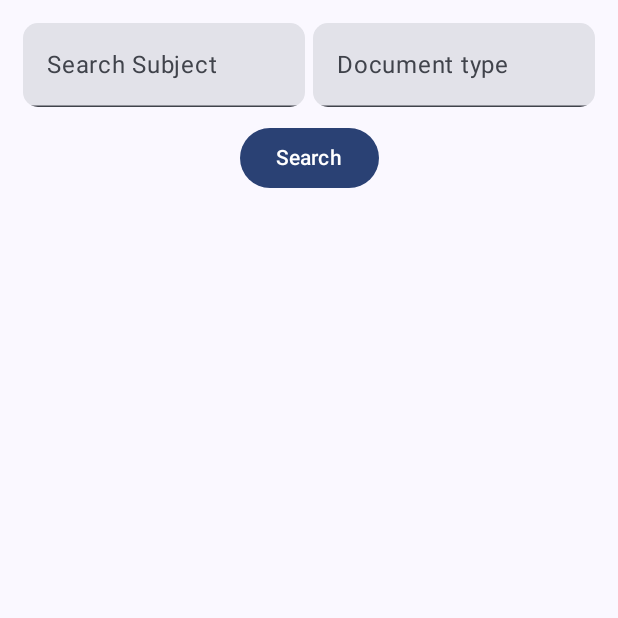
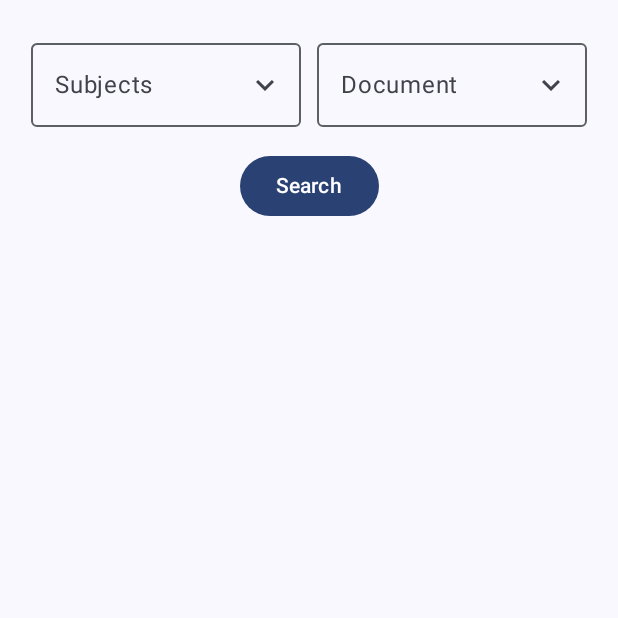
Before and after one commit to swoyam2609/IIIT-EVERYTHING-Website-APP-API, an Android app built with Jetpack Compose: the screen it shows after launch (MainActivity), after a tap on "Search", on a phone screen of 412 x 824 dp, the top half of it. Run offline under Robolectric (Android 15) with nearby library versions, the phone set to English and light mode, and no system bars; network calls fail; 1 statement that could not run was skipped.

Commit message:
Added DropDownMenu

```diff
--- a/IIIT_MainApp/app/src/main/java/com/example/iiittrial/data/models/DownloadedFile.kt
+++ b/IIIT_MainApp/app/src/main/java/com/example/iiittrial/data/models/DownloadedFile.kt
@@ -2,7 +2,7 @@ package com.example.iiittrial.data.models
 
 import okhttp3.ResponseBody
 
-data class DownloadedFile(
+data class DownloadedFile (
     val responseBody: ResponseBody,
     val fileName: String
 )
--- a/IIIT_MainApp/app/src/main/java/com/example/iiittrial/presentation/MainViewModel.kt
+++ b/IIIT_MainApp/app/src/main/java/com/example/iiittrial/presentation/MainViewModel.kt
@@ -27,17 +27,19 @@ class MainViewModel(private val repository: FileRepo): ViewModel(){
     //Values for the API
     var downloadfileValue : MutableLiveData<Response<ResponseBody>> = MutableLiveData()
     var findFilesValue : MutableLiveData<Response<List<FileItem>>> = MutableLiveData()
+
     private val _downloadedFile = mutableStateOf<DownloadedFile?>(null)
+    val downloadedFile: DownloadedFile? get() = _downloadedFile.value
 
-    val downloadedFile: DownloadedFile? get() = _downloadedFile.value
+    fun setDownloadedFile(responseBody: ResponseBody, fileName: String) {
+        _downloadedFile.value = DownloadedFile(responseBody, fileName)
+    }
 
     fun clearDownloadedFile() {
         _downloadedFile.value = null
     }
 
-    fun setDownloadedFile(responseBody: ResponseBody, fileName: String) {
-        _downloadedFile.value = DownloadedFile(responseBody, fileName)
-    }
+
 
     //Functions for the UI
     fun findFiles(sub: String, docType: String){
@@ -52,6 +54,9 @@ class MainViewModel(private val repository: FileRepo): ViewModel(){
 
     fun downloadFile(fileId: String){
         viewModelScope.launch {
+            if(downloadfileValue.value != null){
+                downloadfileValue.value = null
+            }
             val downloadFile = repository.downloadFile(fileId)
             downloadfileValue.value = downloadFile
         }
--- a/IIIT_MainApp/app/src/main/java/com/example/iiittrial/ui/MainFile.kt
+++ b/IIIT_MainApp/app/src/main/java/com/example/iiittrial/ui/MainFile.kt
@@ -17,27 +17,35 @@ import androidx.compose.foundation.layout.padding
 import androidx.compose.foundation.layout.width
 import androidx.compose.foundation.lazy.LazyColumn
 import androidx.compose.foundation.lazy.items
-import androidx.compose.foundation.shape.RoundedCornerShape
+import androidx.compose.material.icons.Icons
+import androidx.compose.material.icons.filled.KeyboardArrowDown
+import androidx.compose.material.icons.filled.KeyboardArrowUp
 import androidx.compose.material3.Button
 import androidx.compose.material3.Card
 import androidx.compose.material3.CardDefaults
+import androidx.compose.material3.DropdownMenu
+import androidx.compose.material3.DropdownMenuItem
 import androidx.compose.material3.ExperimentalMaterial3Api
 import androidx.compose.material3.Icon
+import androidx.compose.material3.OutlinedTextField
 import androidx.compose.material3.Text
-import androidx.compose.material3.TextField
 import androidx.compose.runtime.Composable
 import androidx.compose.runtime.LaunchedEffect
 import androidx.compose.runtime.getValue
 import androidx.compose.runtime.mutableStateOf
 import androidx.compose.runtime.remember
+import androidx.compose.runtime.rememberCoroutineScope
 import androidx.compose.runtime.setValue
 import androidx.compose.ui.Alignment
 import androidx.compose.ui.Modifier
-import androidx.compose.ui.draw.clip
+import androidx.compose.ui.geometry.Size
+import androidx.compose.ui.layout.onGloballyPositioned
+import androidx.compose.ui.platform.LocalDensity
 import androidx.compose.ui.platform.LocalLifecycleOwner
 import androidx.compose.ui.res.painterResource
 import androidx.compose.ui.text.style.TextOverflow
 import androidx.compose.ui.unit.dp
+import androidx.compose.ui.unit.toSize
 import androidx.lifecycle.Observer
 import androidx.lifecycle.ViewModel
 import androidx.lifecycle.ViewModelProvider
@@ -48,6 +56,7 @@ import com.example.iiittrial.presentation.MainViewModel
 import com.example.iiittrial.R
 import com.example.iiittrial.data.models.DownloadedFile
 import com.example.iiittrial.data.models.FileItem
+import kotlinx.coroutines.launch
 import okhttp3.ResponseBody
 import okio.IOException
 import java.io.File
@@ -66,16 +75,21 @@ fun MainFile(application: MainActivity){
 
     val appContext: Context = application.applicationContext
 
-    var query by remember { mutableStateOf("") } // query for searching with Subject
-    var docType by remember { mutableStateOf("") }// query for searching with Document type Ex: Notes, Question Paper, etc
+    val scope = rememberCoroutineScope()
+
     val searching = remember { mutableStateOf(false) }// to check if searching is going on or not
+
+    var expanded_sub by remember { mutableStateOf(false) }
+    var expanded_doc by remember { mutableStateOf(false) }
+
+    var selectedSubject by remember { mutableStateOf("") }
+    val subjectList = listOf("BET","CD","DSA Lab","Data Structures","Engineering Chemistry","GRAPH THEORY","Maths 1","Maths-2","OS","PHYSICS","ROBOTICS","WSM","Workshop")
+
+    var selectedDocType by remember { mutableStateOf("") }
+    val docTypeList = listOf("NOTES", "PAPER", "BOOK")
+
     val downloadedFile = viewModel.downloadedFile // Store the downloaded file in the ViewModel
 
-    var selectedSubject by remember { mutableStateOf("") }
-    val subjects = listOf("Subject 1", "Subject 2", "Subject 3", /* Add more subjects */)
-
-    var selectedDocType by remember { mutableStateOf("") }
-    val docTypes = listOf("Notes", "Paper", "Book")
 
     // Register observer for downloadedFile in a LaunchedEffect block
     LaunchedEffect(downloadedFile) {
@@ -88,6 +102,7 @@ fun MainFile(application: MainActivity){
         }
     }
 
+
     Column(modifier = Modifier
         .fillMaxSize()
         .padding(10.dp)) {
@@ -98,27 +113,91 @@ fun MainFile(application: MainActivity){
 
             Row(horizontalArrangement = Arrangement.SpaceEvenly) {
 
-                // Search bar for searching with Subject
-                TextField(
-                    value = query,
-                    onValueChange = { query = it },
-                    label = { Text("Search Subject") },
+                var textfieldSize by remember {
+                    mutableStateOf(Size.Zero)
+                }
+
+                val icon_sub = if (expanded_sub)
+                    Icons.Filled.KeyboardArrowUp
+                else
+                    Icons.Filled.KeyboardArrowDown
+
+                Column(
+                    Modifier
+                        .padding(5.dp)
+                        .weight(1f)) {
+                    OutlinedTextField(
+                        value = selectedSubject,
+                        onValueChange = { selectedSubject = it },
                         modifier = Modifier
-                        .weight(1f)
-                        .clip(shape = RoundedCornerShape(10.dp))
+                            .fillMaxWidth()
+                            .onGloballyPositioned { coordinates ->
+                                //This value is used to assign to the DropDown the same width
+                                textfieldSize = coordinates.size.toSize()
+                            },
+                        label = {Text("Subjects")},
+                        trailingIcon = {
+                            Icon(icon_sub,"contentDescription",
+                                Modifier.clickable { expanded_sub = !expanded_sub })
+                        }
                     )
 
-                Spacer(modifier = Modifier.width(5.dp))
+                    DropdownMenu(
+                        expanded = expanded_sub,
+                        onDismissRequest = { expanded_sub = false },
+                        modifier = Modifier.width(with(LocalDensity.current){textfieldSize.width.toDp()})
+                    ) {
+                        subjectList.forEach { label ->
+                            DropdownMenuItem(onClick =
+                            { selectedSubject = label
+                                expanded_sub = false
+                            }, text = { Text(text = label) })
+                        }
+                    }
+                }
 
-                // Search bar for searching with Document type Ex: Notes, Question Paper, etc
-                TextField(
-                    value = docType,
-                    onValueChange = { docType = it },
-                    label = { Text("Document type") },
+                Log.d("MainFile",selectedSubject)
+
+                val icon_doc = if (expanded_doc)
+                    Icons.Filled.KeyboardArrowUp
+                else
+                    Icons.Filled.KeyboardArrowDown
+
+
+                Column(
+                    Modifier
+                        .padding(5.dp)
+                        .weight(1f)) {
+                    OutlinedTextField(
+                        value = selectedDocType,
+                        onValueChange = { selectedDocType = it },
                         modifier = Modifier
-                        .weight(1f)
-                        .clip(shape = RoundedCornerShape(10.dp))
+                            .fillMaxWidth()
+                            .onGloballyPositioned { coordinates ->
+                                //This value is used to assign to the DropDown the same width
+                                textfieldSize = coordinates.size.toSize()
+                            },
+                        label = {Text("Document")},
+                        trailingIcon = {
+                            Icon(icon_doc,"contentDescription",
+                                Modifier.clickable { expanded_doc = !expanded_doc })
+                        }
                     )
+                    DropdownMenu(
+                        expanded = expanded_doc,
+                        onDismissRequest = { expanded_doc = false },
+                        modifier = Modifier.width(with(LocalDensity.current){textfieldSize.width.toDp()})
+                    ) {
+                        docTypeList.forEach { label ->
+                            DropdownMenuItem(onClick =
+                            { selectedDocType = label
+                                expanded_doc = false
+                            }, text = { Text(text = label) })
+                        }
+                    }
+                }
+                Log.d("MainFile",selectedDocType)
+
             }
 
             Spacer(modifier =Modifier.height(10.dp))
@@ -126,10 +205,24 @@ fun MainFile(application: MainActivity){
             // Search button
             Button(
                 onClick = {
-                    viewModel.findFiles(query, docType)
-                    //clear the query and docType
-                    query = ""
-                    docType = ""
+                    Log.e("MainFile", "MainFile: $selectedSubject $selectedDocType")
+                    val subject = if (selectedSubject.isEmpty()) {
+                        // Handle empty subject case here, e.g., set a default value or show an error message
+                        // For now, let's assume an empty string as the default value
+                        ""
+                    } else {
+                        selectedSubject
+                    }
+                    val docType = if (selectedDocType.isEmpty()) {
+                        // Handle empty docType case here, e.g., set a default value or show an error message
+                        // For now, let's assume an empty string as the default value
+                        ""
+                    } else {
+                        selectedDocType
+                    }
+                    scope.launch{
+                        viewModel.findFiles(sub = subject, docType = docType)
+                    }
                 }
             ) {
                 Text("Search")
@@ -137,13 +230,17 @@ fun MainFile(application: MainActivity){
             Spacer(modifier = Modifier.height(10.dp))
 
             // Observe findFilesValue in LaunchedEffect
-            LaunchedEffect(viewModel.findFilesValue) {
+            LaunchedEffect(key1 = viewModel.findFilesValue) {
                 viewModel.findFilesValue.observe(lifecycleOwner, Observer { response ->
                     if (response.isSuccessful) {
                         searching.value = true
                         response.body()?.let {
+                            for (file in it) {
+                                Log.d("MainFile", "File: ${file.id} ${file.filename} ${file.sub} ${file.documentType}")
+                            }
                             viewModel.files = it
                         }
+                        Log.d("MainFile", "MainFile: ${response.body()}")
                     } else {
                         searching.value = false
                         Log.d("MainFile", "MainFile: ${response.errorBody()}")
@@ -152,7 +249,9 @@ fun MainFile(application: MainActivity){
             }
 
             // Show the List of files
-            FileListView(files = viewModel.files, appContext, viewModel, lifecycleOwner)
+            if (searching.value) {
+                FileListView(files = viewModel.files, appContext = appContext, viewModel = viewModel, lifecycleOwner = lifecycleOwner)
+            }
 
         }
     }
@@ -198,9 +297,13 @@ fun FileListView(
                             .align(Alignment.CenterVertically)
                             .clickable {
                                 viewModel.downloadFile(file.id)
-                                viewModel.downloadfileValue.observe(lifecycleOwner, Observer { response ->
+                                viewModel.downloadfileValue.observe(
+                                    lifecycleOwner,
+                                    Observer { response ->
                                         if (response.isSuccessful) {
-                                            response.body()?.let {
+                                            response
+                                                .body()
+                                                ?.let {
                                                     saveResponseBodyAsPdf(
                                                         responseBody = it,
                                                         context = appContext,
@@ -220,6 +323,9 @@ fun FileListView(
         }
     }
 }
+
+
+
 @Composable
 fun EllipsisText(text: String, maxLength: Int) {
     val trimmedText = remember {
@@ -241,7 +347,6 @@ fun EllipsisText(text: String, maxLength: Int) {
 fun saveResponseBodyAsPdf(responseBody: ResponseBody, context: Context, fileName: String,viewModel: MainViewModel) {
     try {
         viewModel.clearDownloadedFile() // Clear the previous downloaded file, if any
-
 
         val storageDir = Environment.getExternalStoragePublicDirectory(Environment.DIRECTORY_DOWNLOADS)
         val outputFile = File(storageDir, fileName)
```
Lines whose indentation alone changed are shown as unchanged.
